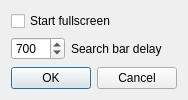
svn2github/appset, file Qt/AppSet-Qt/options.ui: the form before one commit.
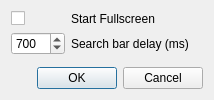
The form after the commit.

```diff
--- a/Qt/AppSet-Qt/options.ui
+++ b/Qt/AppSet-Qt/options.ui
@@ -6,7 +6,7 @@
    <rect>
     <x>0</x>
     <y>0</y>
-    <width>184</width>
+    <width>214</width>
     <height>100</height>
    </rect>
   </property>
@@ -35,16 +35,9 @@
    </item>
    <item row="0" column="0">
     <layout class="QVBoxLayout" name="verticalLayout">
-     <item>
-      <widget class="QCheckBox" name="checkBox">
-       <property name="text">
-        <string>Start fullscreen</string>
-       </property>
-      </widget>
-     </item>
      <item>
       <layout class="QFormLayout" name="formLayout">
-       <item row="0" column="0">
+       <item row="1" column="0">
         <widget class="QSpinBox" name="spinBox">
          <property name="minimum">
           <number>300</number>
@@ -60,10 +53,24 @@
          </property>
         </widget>
        </item>
-       <item row="0" column="1">
+       <item row="1" column="1">
         <widget class="QLabel" name="label">
          <property name="text">
-          <string>Search bar delay</string>
+          <string>Search bar delay (ms)</string>
+         </property>
+        </widget>
+       </item>
+       <item row="0" column="0">
+        <widget class="QCheckBox" name="checkBox">
+         <property name="text">
+          <string/>
+         </property>
+        </widget>
+       </item>
+       <item row="0" column="1">
+        <widget class="QLabel" name="label_2">
+         <property name="text">
+          <string>Start Fullscreen</string>
          </property>
         </widget>
        </item>
```
